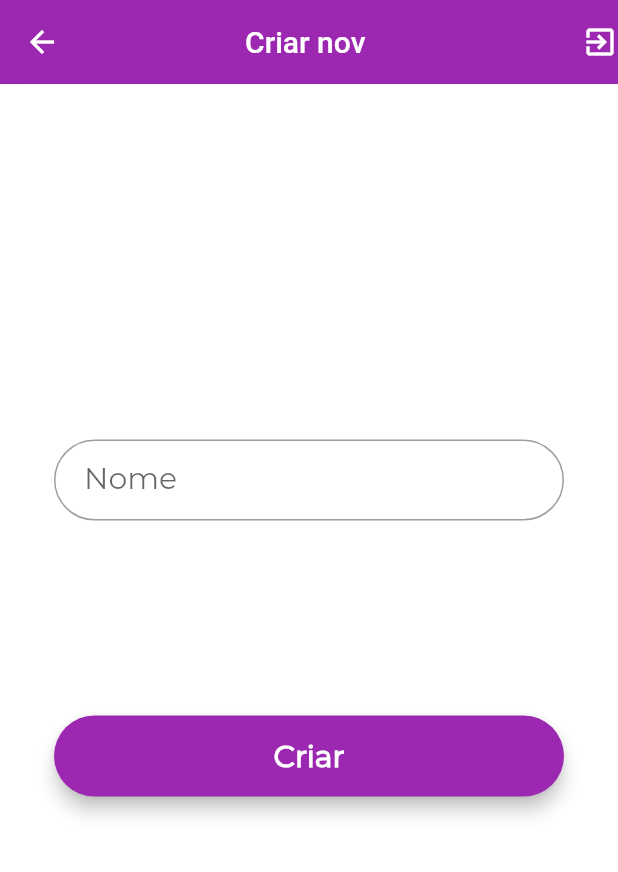
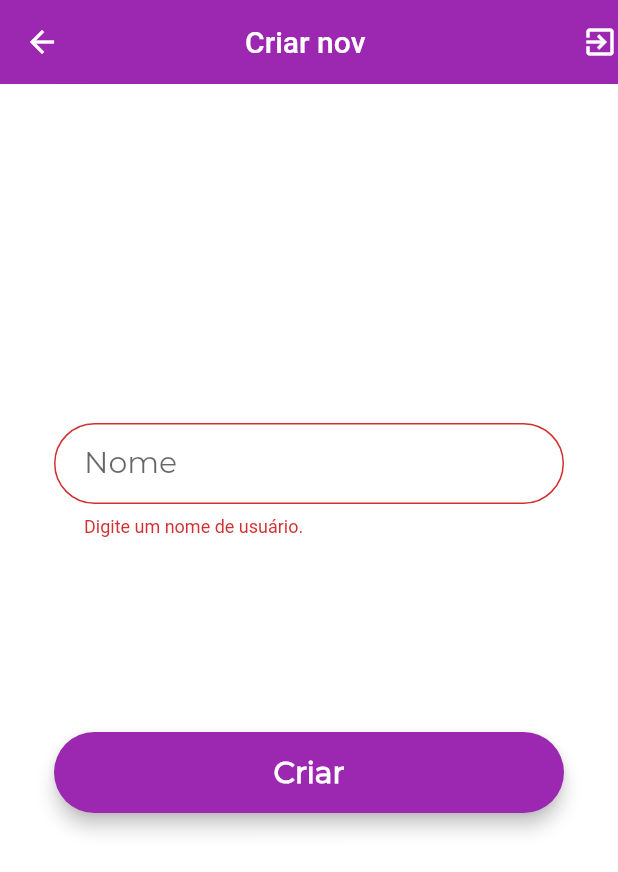
Before and after one commit to ajsaraujo/milky-front, a Flutter app: the NewEntity screen opened directly with empty values, scrolled down 56 dp, after a tap on "Criar", on a phone screen of 412 x 824 dp. Shown: the top 872 px of the screen. Run offline on Flutter 3.47's test engine with Material 2 defaults, Android fonts, the phone set to English and light mode, and no system bars; our stand-ins replace connectivity.

```diff
--- a/flutter_app/lib/screens/new_entity.dart
+++ b/flutter_app/lib/screens/new_entity.dart
@@ -2,111 +2,149 @@ import 'package:flutter/material.dart';
 import 'package:flutter_app/control/string_tuple.dart';
 import 'package:flutter_app/widgets/custom_app_bar.dart';
 import 'package:flutter_app/control/validator.dart';
+import 'package:flutter_app/control/connection.dart';
 import 'package:flutter_app/widgets/custom_button.dart';
+import 'package:flutter_app/widgets/error_snackbar.dart';
 import 'package:flutter_app/widgets/custom_form_field.dart';
+import 'dart:convert';
+import 'package:http/http.dart' as http;
 
 class NewEntity extends StatefulWidget {
-  StringTuple _myStringTuple;
+  StringTuple myStringTuple;
 
-  NewEntity(this._myStringTuple);
+  NewEntity(this.myStringTuple);
 
   @override
   _NewEntityState createState() => _NewEntityState();
 }
 
 class _NewEntityState extends State<NewEntity> {
-  final GlobalKey<FormState> _formKey = new GlobalKey<FormState>();
 
-  Function nameLoader;
-  Function numOfSysLoader;
-  Function distanceToEarthLoader;
-  Function sizeLoader;
-  Function massLoader;
-  Function rotationSpeedLoader;
-  Function compositionLoader;
-  Function gravityLoader;
-  Function numOfPlanetsLoader;
-  Function numOfStarsLoader;
+  final GlobalKey<FormState> _formKey = GlobalKey<FormState>();
+  final GlobalKey<ScaffoldState> _scaffoldKey = GlobalKey<ScaffoldState>();
+  static final _map = Map();
 
+  void sendData() async {
+
+    bool isConnected = await Connection.isConnected();
+
+    if (!isConnected) {
+      final noConnectionSnackBar = ErrorSnackBar(
+        errorMessage: 'Conecte-se à internet.',
+        scaffoldKey: _scaffoldKey,
+      );
+
+      noConnectionSnackBar.display();
+      return;
+    }
+
+    if (_formKey.currentState.validate()) {
+      _formKey.currentState.save();
+      final waitingSnackBar = ErrorSnackBar(
+        errorMessage: 'Criando ${widget.myStringTuple.viewName}...',
+        duration: Duration(minutes: 1),
+        backgroundColor: Colors.purple,
+        scaffoldKey: _scaffoldKey,
+      );
+
+      // Gambiarra! A SnackBar fica com duração fixa de 1 minuto
+      // e é removida quando chega a resposta. O correto era ela ser
+      // mostrada com programação assíncrona. Ou não!
+      waitingSnackBar.display();
+      final jsonString = json.encode(_map);
+      print('Estou enviando a seguinte string:');
+      print(jsonString);
+      var data = await http.post(
+        '${Connection.hostname()}/api/${widget.myStringTuple.controlName}',
+        body: jsonString,
+        headers: Connection.headers);
+
+      print('Ok! Status Code: ${data.statusCode}');
+      if(data.statusCode == 201) {
+        print('Tudo certo, entidade criada!');
+      } else {
+      final authErrorSnackBar = ErrorSnackBar(
+        errorMessage: 'Oops... Algo deu errado!',
+        scaffoldKey: _scaffoldKey
+      );
+      authErrorSnackBar.display();
+    }
+    }
+
+
+  }
   final nameField = CustomFormField(
       labelText: 'Nome',
       validator: Validator.validateNickname,
-      onSaved: (String) { print('Something'); }
+      onSaved: (String val) => _map['name'] = val
     );
 
   final numOfSysField = CustomFormField(
       labelText: 'Número de sistemas',
       validator: Validator.validateNumber,
       inputType: TextInputType.number,
-      onSaved: (String) { print('Something'); }
+      onSaved: (String val) => _map['num_of_systems'] = int.parse(val)
     );
 
     final distanceToEarthField = CustomFormField(
       labelText: 'Distância da terra',
       validator: Validator.validateNumber,
       inputType: TextInputType.number,
-      onSaved: (String) { print('Something'); }
+      onSaved: (String val) => _map['distance_to_earth'] = int.parse(val)
     );
 
     final sizeField = CustomFormField(
       labelText: 'Tamanho',
       validator: Validator.validateNumber,
       inputType: TextInputType.number,
-      onSaved: (String) { print('Something'); }
+      onSaved: (String val) => _map['size'] = int.parse(val)
     );
 
     final massField = CustomFormField(
       labelText: 'Massa',
       validator: Validator.validateNumber,
       inputType: TextInputType.number,
-      onSaved: (String) { print('Something'); },
+      onSaved: (String val) => _map['weight'] = int.parse(val)
     );
 
     final rotationSpeedField = CustomFormField(
       labelText: 'Velocidade de Rotação',
       validator: Validator.validateNumber,
       inputType: TextInputType.number,
-      onSaved: (String) { print('Something'); }
+      onSaved: (String val) => _map['rotation_speed'] = int.parse(val)
     );
 
     final compositionField = CustomFormField(
       labelText: 'Composição',
       validator: Validator.validateLongString,
-      onSaved: (String) { print('Something'); }
+      onSaved: (String val) => _map['composition'] = val
     );
 
     final gravityField = CustomFormField(
       labelText: 'Gravidade',
       validator: Validator.validateLongString,
-      onSaved: (String) { print('Something'); }
+      onSaved: (String val) => _map['gravity'] = int.parse(val)
     );
 
     final numOfPlanetsField = CustomFormField(
       labelText: 'Número de planetas',
       validator: Validator.validateNumber,
       inputType: TextInputType.number,
-      onSaved: (String) { print('Something'); },
-    );
-
-    final numOfStars = CustomFormField(
-      labelText: 'Número de estrelas',
-      validator: Validator.validateNumber,
-      inputType: TextInputType.number,
-      onSaved: (String) { print('Something'); },
+      onSaved: (String val) => _map['num_of_planets'] = int.parse(val)
     );
 
     final ageField = CustomFormField(
       labelText: 'Idade',
       validator: Validator.validateNumber,
       inputType: TextInputType.number,
-      onSaved: (String) { print('Something'); }
+      onSaved: (String val) => _map['age'] = int.parse(val)
     );
 
     final numOfStarsField = CustomFormField(
       labelText: 'Número de estrelas',
       validator: Validator.validateNumber,
       inputType: TextInputType.number,
-      onSaved: (String) { print('Something'); }
+      onSaved: (String val) => _map['num_of_stars'] = int.parse(val)
     );
 
   @override
@@ -116,7 +154,7 @@ class _NewEntityState extends State<NewEntity> {
     myFields.add(nameField);
     myFields.add(SizedBox(height: 40.0));
 
-    switch (widget._myStringTuple.controlName) {
+    switch (widget.myStringTuple.controlName) {
       case 'galaxy':
         myFields.add(numOfSysField);
         myFields.add(SizedBox(height: 40.0));
@@ -160,15 +198,16 @@ class _NewEntityState extends State<NewEntity> {
 
     final submitButton = CustomButton(
       text: 'Criar',
-      onPressed: () {}
+      onPressed: sendData
     );
 
     myFields.add(SizedBox(height: 90.0));
     myFields.add(submitButton);
 
     return Scaffold(
+      key: _scaffoldKey,
       appBar: CustomAppBar(
-        title: 'Criar nov${widget._myStringTuple.arcticle} ${widget._myStringTuple.viewName}'),
+        title: 'Criar nov${widget.myStringTuple.arcticle} ${widget.myStringTuple.viewName}'),
       body: Center(
         child: SingleChildScrollView(
           child: Container(
```
